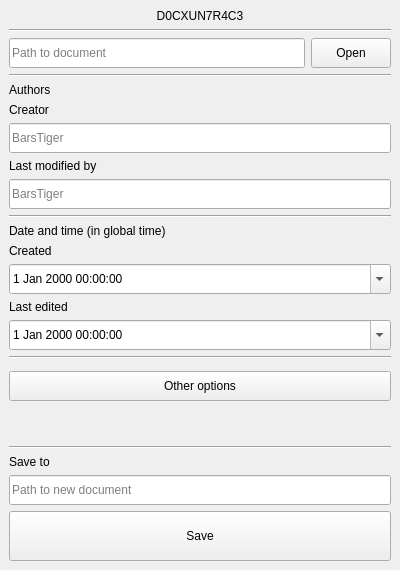
Old version of the form gui/gui.ui in the repository kotikotprojects/D0CXUN7R4C3.
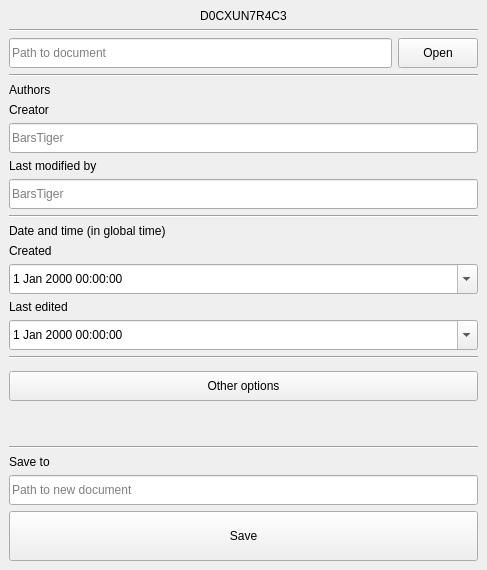
New version of the form. Icons and pictures are not drawn.

Commit message: Now can use any number for pages, symbols, etc.

Diff of the .ui file:
```diff
--- a/gui/gui.ui
+++ b/gui/gui.ui
@@ -6,7 +6,7 @@
    <rect>
     <x>0</x>
     <y>0</y>
-    <width>400</width>
+    <width>487</width>
     <height>570</height>
    </rect>
   </property>
```
Left out of the diff: 54 changed lines with no effect on the pictures. The commit also changes 1 other file.
